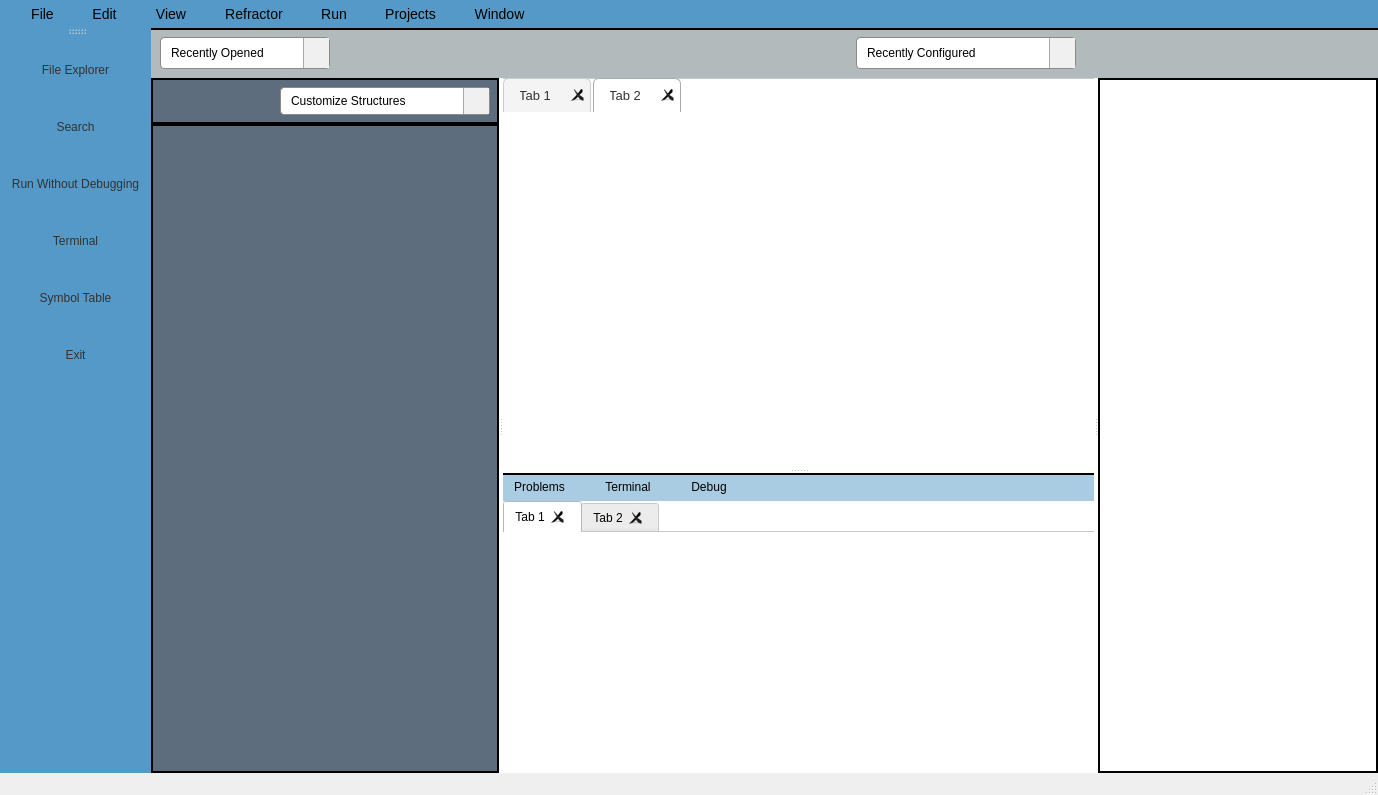
Above: mainwindow.ui from susantacemk/ProjectFinal before the change. Below: the same form after it.
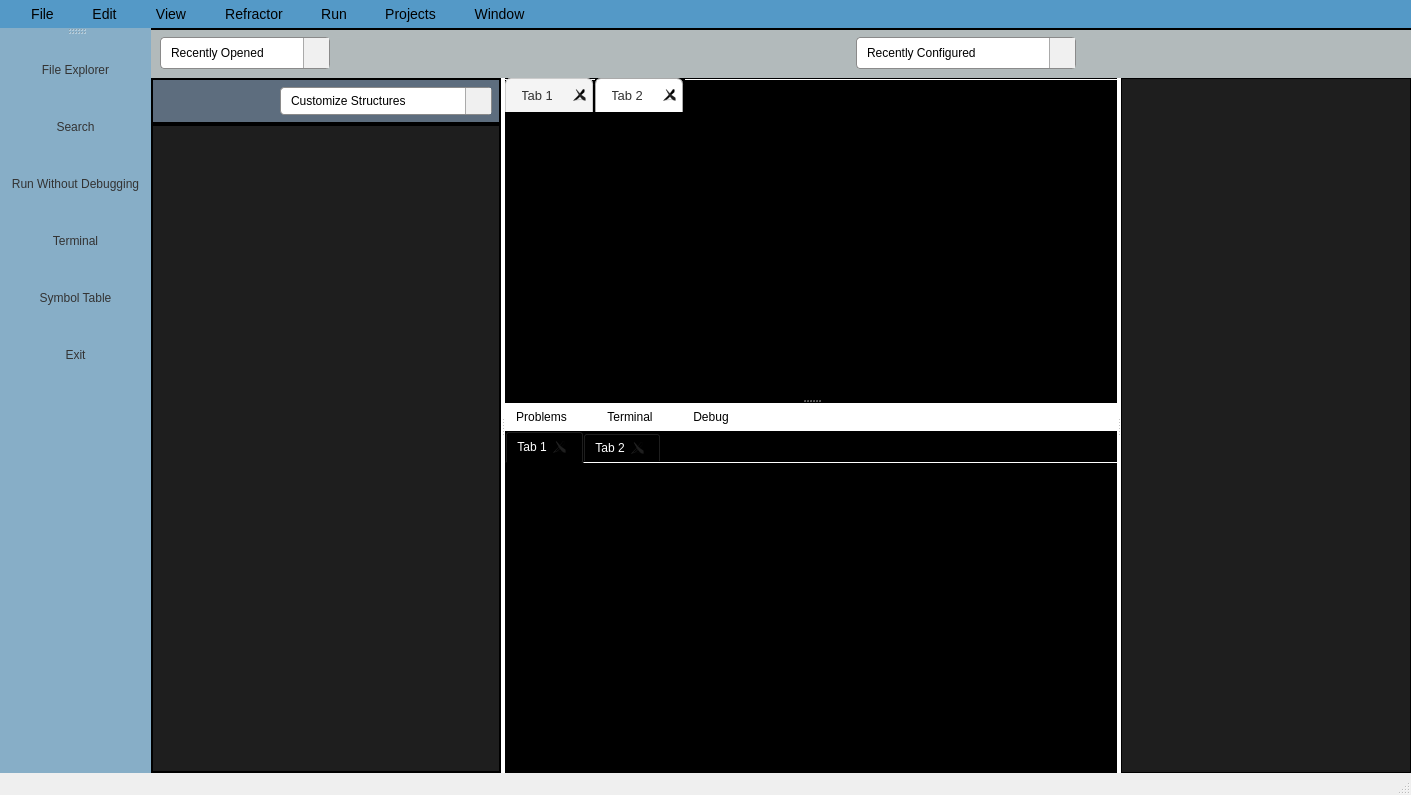
That is the form after the change. Icons and pictures are not drawn.

```diff
--- a/mainwindow.ui
+++ b/mainwindow.ui
@@ -6,7 +6,7 @@
    <rect>
     <x>0</x>
     <y>0</y>
-    <width>1378</width>
+    <width>1411</width>
     <height>795</height>
    </rect>
   </property>
@@ -77,7 +77,7 @@
         stop: 0 #fdfdfd,
         stop: 1 #eaeaea
     );*/
-	background-color: rgb(84, 153, 199);
+	background-color: rgb(135, 174, 199);
     border: none;               /* Adds space inside toolbar */
     spacing: 8px;               /* Space between buttons */
     height: 40px;               /* Control overall height */
@@ -445,9 +445,12 @@
               <property name="orientation">
                <enum>Qt::Orientation::Horizontal</enum>
               </property>
+              <property name="sizeType">
+               <enum>QSizePolicy::Policy::Fixed</enum>
+              </property>
               <property name="sizeHint" stdset="0">
                <size>
-                <width>150</width>
+                <width>50</width>
                 <height>15</height>
                </size>
               </property>
@@ -489,8 +492,30 @@
                 <height>27</height>
                </size>
               </property>
+              <property name="checkable">
+               <bool>true</bool>
+              </property>
+              <property name="checked">
+               <bool>false</bool>
+              </property>
              </widget>
             </item>
+            <item>
+             <spacer name="horizontalSpacer_7">
+              <property name="orientation">
+               <enum>Qt::Orientation::Horizontal</enum>
+              </property>
+              <property name="sizeType">
+               <enum>QSizePolicy::Policy::Expanding</enum>
+              </property>
+              <property name="sizeHint" stdset="0">
+               <size>
+                <width>96</width>
+                <height>15</height>
+               </size>
+              </property>
+             </spacer>
+            </item>
            </layout>
           </widget>
          </item>
@@ -703,8 +728,62 @@
                <item>
                 <widget class="QTreeView" name="treeView">
                  <property name="styleSheet">
-                  <string notr="true">border:2px solid black;
-background-color: rgb(93, 109, 126);
+                  <string notr="true">/*border:2px solid black;
+color: rgb(255, 255, 255);
+background-color: rgb(93, 109, 126);*/
+QTreeView {
+    font-family: &quot;Fira Code&quot;, Consolas, &quot;Courier New&quot;, monospace;
+    font-size: 14px;
+    background-color: #1e1e1e;
+    color: #dcdcdc;
+    border: 2px solid black;
+    show-decoration-selected: 1;
+    alternate-background-color: #2a2a2a;
+    selection-background-color: #264f78;
+    selection-color: #ffffff;
+    padding: 4px;
+}
+
+QTreeView::item:hover {
+    background-color: #2c2c2c;
+    color: #ffffff;
+}
+
+QTreeView::item:selected {
+    background-color: #264f78;
+    color: #ffffff;
+}
+
+QHeaderView::section {
+    background-color: #252526;
+    color: #c0c0c0;
+    font-weight: bold;
+    border: none;
+    padding: 6px;
+}
+
+QScrollBar:vertical {
+    border: none;
+    background: #2b2b2b;
+    width: 10px;
+    margin: 0px;
+    border-radius: 4px;
+}
+
+QScrollBar::handle:vertical {
+    background: #3b3b3b;
+    min-height: 20px;
+    border-radius: 4px;
+}
+
+QScrollBar::handle:vertical:hover {
+    background: #5a5a5a;
+}
+
+QScrollBar::add-line:vertical,
+QScrollBar::sub-line:vertical {
+    height: 0;
+}
 </string>
                  </property>
                 </widget>
@@ -716,7 +795,8 @@
            <widget class="QWidget" name="widget_5" native="true">
             <property name="styleSheet">
              <string notr="true">border: 2px solid black;
-</string>
+color: rgb(255, 255, 255);
+background-color: rgb(0, 0, 0);</string>
             </property>
             <layout class="QVBoxLayout" name="verticalLayout_4">
              <property name="spacing">
@@ -843,7 +923,7 @@
                 <property name="maximumSize">
                  <size>
                   <width>16777215</width>
-                  <height>300</height>
+                  <height>370</height>
                  </size>
                 </property>
                 <property name="styleSheet">
@@ -868,12 +948,13 @@
                  <item>
                   <widget class="QWidget" name="widget_7" native="true">
                    <property name="styleSheet">
-                    <string notr="true">border-top: 2px solid black;
+                    <string notr="true">border-top: 2px solid white;
 border-left: 0px;
 border-right: 0px;
-border-bottom: 0px;
+border-bottom: 2px solid white;
 
-background-color: rgb(169, 204, 227);
+background-color: rgb(255,255,255);
+color: rgb(0, 0, 0);
 </string>
                    </property>
                    <layout class="QHBoxLayout" name="horizontalLayout_3">
@@ -1111,13 +1192,18 @@
            <widget class="QTableView" name="symbol_table">
             <property name="maximumSize">
              <size>
-              <width>350</width>
+              <width>700</width>
               <height>16777215</height>
              </size>
             </property>
             <property name="styleSheet">
-             <string notr="true">border: 1.75px solid black
-</string>
+             <string notr="true">border:none;
+    font-family: &quot;Fira Code&quot;, Consolas, &quot;Courier New&quot;, monospace;
+    font-size: 14px;
+    background-color: #1e1e1e;
+    color: #dcdcdc;
+    border: 1px solid black;
+ </string>
             </property>
            </widget>
           </widget>
@@ -1134,7 +1220,7 @@
     <rect>
      <x>0</x>
      <y>0</y>
-     <width>1378</width>
+     <width>1411</width>
      <height>31</height>
     </rect>
    </property>
```
Left out of the diff: 174 changed lines with no effect on the pictures.
